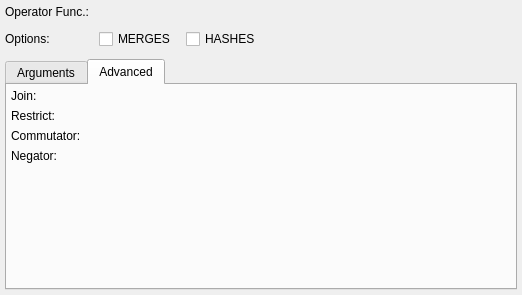
The window that libs/libgui/ui/dbobjects/operatorwidget.ui (pgmodeler/pgmodeler) describes before a commit, drawn with Qt 5.
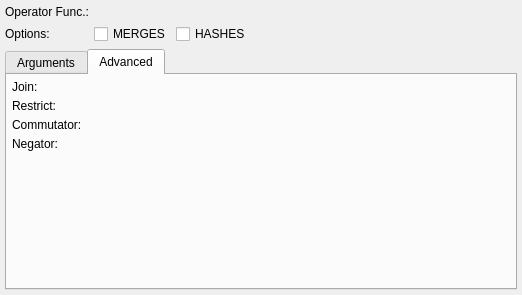
The same window after the commit. The open tabs and pages were chosen to show the change.

```diff
--- a/libs/libgui/ui/dbobjects/operatorwidget.ui
+++ b/libs/libgui/ui/dbobjects/operatorwidget.ui
@@ -24,7 +24,7 @@
     <number>5</number>
    </property>
    <property name="spacing">
-    <number>10</number>
+    <number>5</number>
    </property>
    <item row="2" column="0" colspan="4">
     <widget class="QTabWidget" name="attributes_twg">
@@ -42,19 +42,19 @@
       </attribute>
       <layout class="QGridLayout" name="gridLayout">
        <property name="leftMargin">
-        <number>4</number>
+        <number>5</number>
        </property>
        <property name="topMargin">
-        <number>4</number>
+        <number>5</number>
        </property>
        <property name="rightMargin">
-        <number>4</number>
+        <number>5</number>
        </property>
        <property name="bottomMargin">
-        <number>4</number>
+        <number>5</number>
        </property>
        <property name="spacing">
-        <number>6</number>
+        <number>5</number>
        </property>
        <item row="1" column="0">
         <widget class="QLabel" name="join_func_lbl">
```
